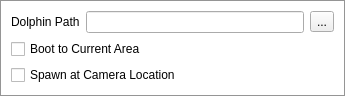
AxioDL/PrimeWorldEditor, file src/Editor/CQuickplayPropertyEditor.ui: the form before one commit.
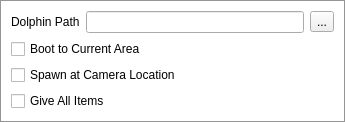
The form after the commit. Custom widgets are drawn as their Qt base class.

Commit message: Added "Give All Items" quickplay feature

What changed in the file:
```diff
--- a/src/Editor/CQuickplayPropertyEditor.ui
+++ b/src/Editor/CQuickplayPropertyEditor.ui
@@ -51,6 +51,13 @@
        </property>
       </widget>
      </item>
+     <item>
+      <widget class="QCheckBox" name="GiveAllItemsCheckBox">
+       <property name="text">
+        <string>Give All Items</string>
+       </property>
+      </widget>
+     </item>
     </layout>
    </item>
   </layout>
```
Left out of the diff: 5 changed lines with no effect on the pictures. The commit also changes 4 other files.
